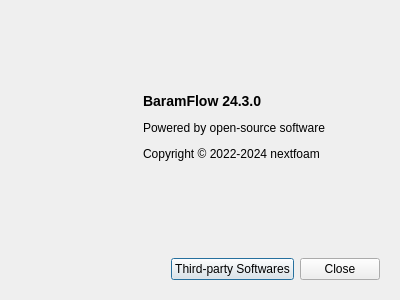
This is baramFlow/view/main_window/menu/help/about_dialog.ui in nextfoam/baram as Qt 5 draws it before an edit. The edited form follows.
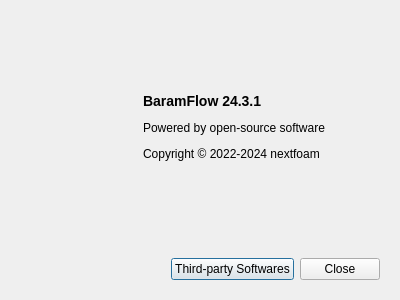
This is the edited form.

```diff
--- a/baramFlow/view/main_window/menu/help/about_dialog.ui
+++ b/baramFlow/view/main_window/menu/help/about_dialog.ui
@@ -90,7 +90,7 @@
          </sizepolicy>
         </property>
         <property name="text">
-         <string>&lt;p&gt;&lt;b&gt;&lt;font size=&quot;4&quot;&gt;BaramFlow 24.3.0&lt;/font&gt;&lt;/b&gt;&lt;/p&gt;
+         <string>&lt;p&gt;&lt;b&gt;&lt;font size=&quot;4&quot;&gt;BaramFlow 24.3.1&lt;/font&gt;&lt;/b&gt;&lt;/p&gt;
 
 &lt;p&gt;Powered by open-source software&lt;/p&gt;
 
```
